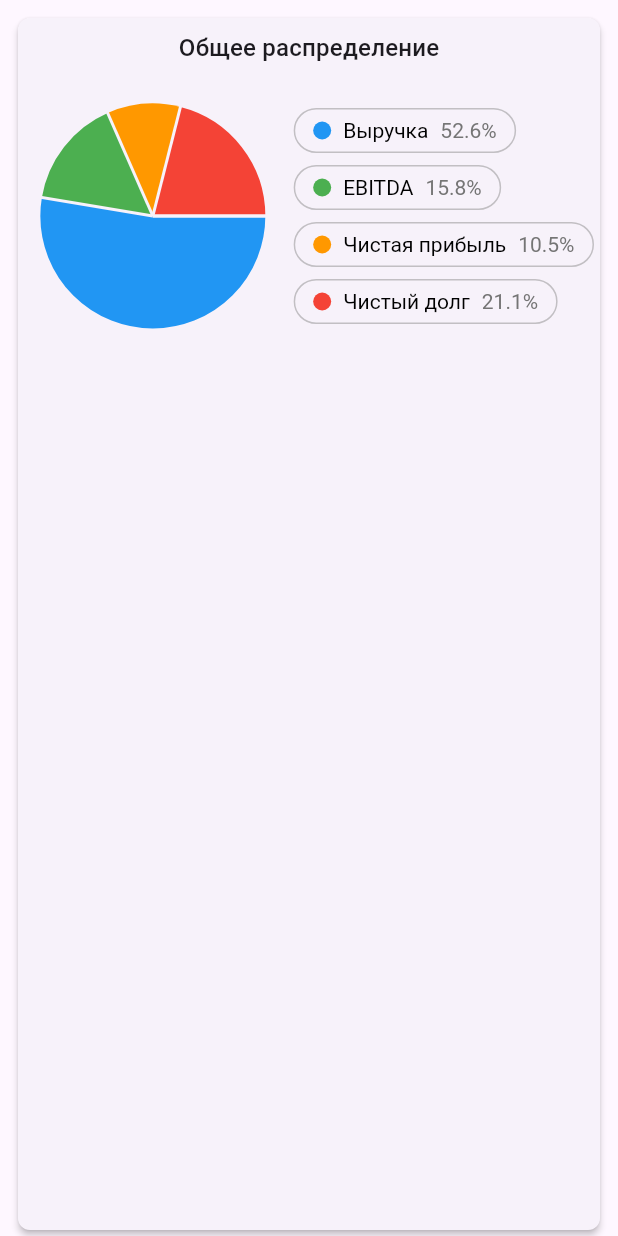
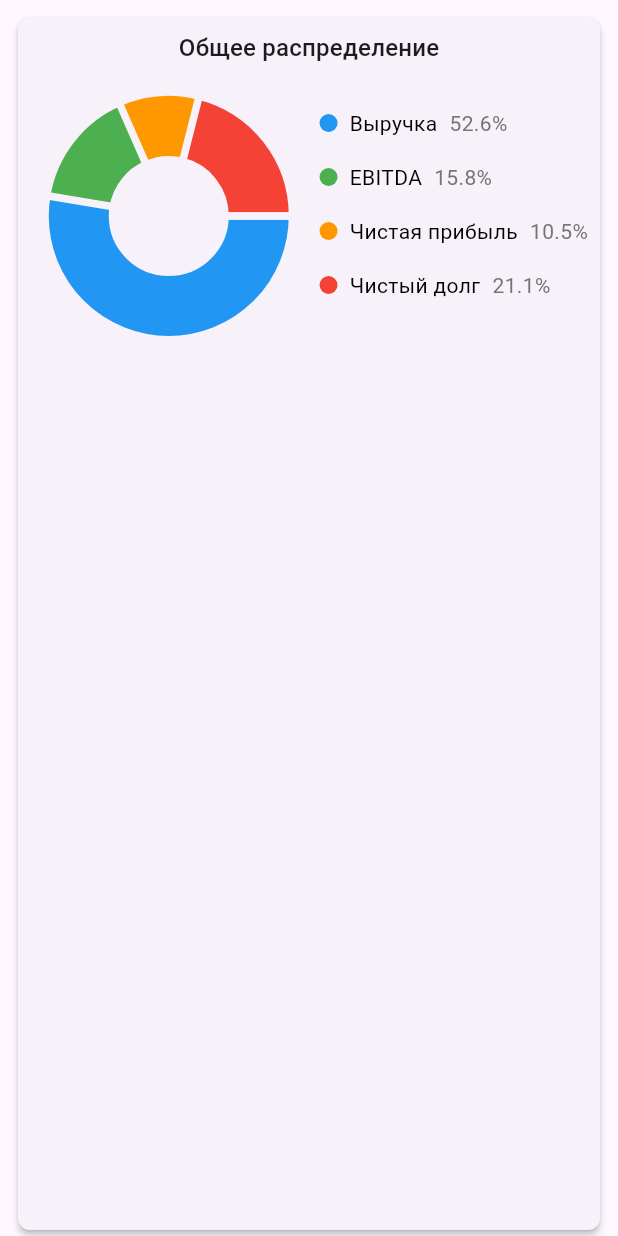
Before and after one commit to WaG711/phos_analytics, a Flutter app: the PieChartCard widget shown alone on an empty page, opened directly, on a phone screen of 412 x 824 dp. Run offline on Flutter 3.47's test engine with Material 3 defaults, Android fonts, the phone set to English and light mode, and no system bars; drawn by our look-alikes of fl_chart; our stand-ins replace dio, flutter_bloc; network calls fail.

Commit message:
pie chart

```diff
--- a/lib/features/home/presentation/home.dart
+++ b/lib/features/home/presentation/home.dart
@@ -13,7 +13,7 @@ class Home extends StatelessWidget {
   Widget build(BuildContext context) {
     context.read<HomeBloc>().add(HomeLoad());
     return Scaffold(
-      appBar: AppBar(title: Text("Аналитика показателей")),
+      appBar: AppBar(title: Text("Аналитика")),
       body: BlocBuilder<HomeBloc, HomeState>(
         builder: (context, state) {
           if (state is HomeLoading) {
--- a/lib/features/home/presentation/widgets/home_cards.dart
+++ b/lib/features/home/presentation/widgets/home_cards.dart
@@ -2,7 +2,7 @@ import 'package:flutter/material.dart';
 
 import '../../domain/entities/chart_data_e_h.dart';
 import 'line_chart_card.dart';
-import 'pie_chart_card.dart';
+import 'pie/pie_chart_card.dart';
 
 class HomeCards extends StatelessWidget {
   final List<ChartDataEH> chartDataList;
--- /dev/null
+++ b/lib/features/home/presentation/widgets/pie/pie_chart_card.dart
@@ -0,0 +1,75 @@
+import 'package:flutter/material.dart';
+import 'package:phos_analytics/features/home/presentation/widgets/pie/pie_chart_home.dart';
+import 'package:phos_analytics/features/home/presentation/widgets/pie/pie_chart_legend.dart';
+
+class PieChartCard extends StatelessWidget {
+  final double value1;
+  final double value2;
+  final double value3;
+  final double value4;
+
+  const PieChartCard({
+    super.key,
+    required this.value1,
+    required this.value2,
+    required this.value3,
+    required this.value4,
+  });
+
+  @override
+  Widget build(BuildContext context) {
+    final total = value1 + value2 + value3 + value4;
+    final chartData = [
+      ChartSectionData(value: value1, color: Colors.blue, title: 'Выручка'),
+      ChartSectionData(value: value2, color: Colors.green, title: 'EBITDA'),
+      ChartSectionData(
+        value: value3,
+        color: Colors.orange,
+        title: 'Чистая прибыль',
+      ),
+      ChartSectionData(value: value4, color: Colors.red, title: 'Чистый долг'),
+    ];
+
+    return Padding(
+      padding: const EdgeInsets.only(top: 8, left: 8, right: 8),
+      child: Card(
+        elevation: 2,
+        shape: RoundedRectangleBorder(borderRadius: BorderRadius.circular(8)),
+        child: Column(
+          children: [
+            Padding(
+              padding: const EdgeInsets.only(top: 8.0),
+              child: Text(
+                'Общее распределение',
+                style: Theme.of(context).textTheme.titleMedium,
+              ),
+            ),
+            SizedBox(
+              height: 200,
+              child: Row(
+                children: [
+                  Expanded(
+                    child: PieChartHome(chartData: chartData, total: total),
+                  ),
+                  PieChartLegend(chartData: chartData, total: total),
+                ],
+              ),
+            ),
+          ],
+        ),
+      ),
+    );
+  }
+}
+
+class ChartSectionData {
+  final double value;
+  final Color color;
+  final String title;
+
+  const ChartSectionData({
+    required this.value,
+    required this.color,
+    required this.title,
+  });
+}
--- /dev/null
+++ b/lib/features/home/presentation/widgets/pie/pie_chart_home.dart
@@ -0,0 +1,34 @@
+import 'package:fl_chart/fl_chart.dart';
+import 'package:flutter/material.dart';
+
+import 'pie_chart_card.dart';
+
+class PieChartHome extends StatelessWidget {
+  final List<ChartSectionData> chartData;
+  final double total;
+  const PieChartHome({super.key, required this.chartData, required this.total});
+
+  @override
+  Widget build(BuildContext context) {
+    return PieChart(
+      PieChartData(
+        borderData: FlBorderData(show: false),
+        sectionsSpace: 5,
+        centerSpaceRadius: 40,
+        sections:
+            chartData.map((data) {
+              return PieChartSectionData(
+                value: (data.value / total) * 100,
+                color: data.color,
+                title: '',
+                radius: 40,
+                borderSide: const BorderSide(
+                  color: Color.fromRGBO(255, 255, 255, 0.5),
+                  width: 2,
+                ),
+              );
+            }).toList(),
+      ),
+    );
+  }
+}
--- /dev/null
+++ b/lib/features/home/presentation/widgets/pie/pie_chart_legend.dart
@@ -0,0 +1,49 @@
+import 'package:flutter/material.dart';
+
+import 'pie_chart_card.dart';
+
+class PieChartLegend extends StatelessWidget {
+  final List<ChartSectionData> chartData;
+  final double total;
+  const PieChartLegend({
+    super.key,
+    required this.chartData,
+    required this.total,
+  });
+
+  @override
+  Widget build(BuildContext context) {
+    return Column(
+      mainAxisAlignment: MainAxisAlignment.center,
+      crossAxisAlignment: CrossAxisAlignment.start,
+      children:
+          chartData.map((data) {
+            final percentage = (data.value / total) * 100;
+
+            return Container(
+              padding: const EdgeInsets.only(right: 8, bottom: 16),
+              child: Row(
+                mainAxisSize: MainAxisSize.min,
+                children: [
+                  Container(
+                    width: 12,
+                    height: 12,
+                    decoration: BoxDecoration(
+                      color: data.color,
+                      shape: BoxShape.circle,
+                    ),
+                  ),
+                  const SizedBox(width: 8),
+                  Text(data.title, style: const TextStyle(color: Colors.black)),
+                  const SizedBox(width: 8),
+                  Text(
+                    '${percentage.toStringAsFixed(1)}%',
+                    style: TextStyle(color: Colors.grey.shade600),
+                  ),
+                ],
+              ),
+            );
+          }).toList(),
+    );
+  }
+}
--- a/lib/features/home/presentation/widgets/pie_chart_card.dart
+++ /dev/null
@@ -1,145 +0,0 @@
-import 'package:flutter/material.dart';
-import 'package:phos_analytics/features/home/presentation/widgets/pie_chart_home.dart';
-import 'package:phos_analytics/features/home/presentation/widgets/pie_chart_legend.dart';
-
-class PieChartCard extends StatefulWidget {
-  final double value1;
-  final double value2;
-  final double value3;
-  final double value4;
-  const PieChartCard({
-    super.key,
-    required this.value1,
-    required this.value2,
-    required this.value3,
-    required this.value4,
-  });
-
-  @override
-  State<PieChartCard> createState() => _PieChartCardState();
-}
-
-class _PieChartCardState extends State<PieChartCard>
-    with SingleTickerProviderStateMixin {
-  int? touchedIndex;
-  late AnimationController _animationController;
-  late Animation<double> _radiusAnimation;
-
-  @override
-  void initState() {
-    super.initState();
-    _animationController = AnimationController(
-      vsync: this,
-      duration: const Duration(milliseconds: 150),
-    );
-    _radiusAnimation = Tween<double>(begin: 75, end: 85).animate(
-      CurvedAnimation(parent: _animationController, curve: Curves.easeOut),
-    );
-  }
-
-  @override
-  void dispose() {
-    _animationController.dispose();
-    super.dispose();
-  }
-
-  void _handleSelection(int? index) {
-    setState(() {
-      touchedIndex = index;
-      if (index != null) {
-        _animationController.forward();
-      } else {
-        _animationController.reverse();
-      }
-    });
-  }
-
-  @override
-  Widget build(BuildContext context) {
-    double total =
-        widget.value1 + widget.value2 + widget.value3 + widget.value4;
-
-    final chartData = [
-      ChartSectionData(
-        value: widget.value1,
-        color: Colors.blue,
-        title: 'Выручка',
-      ),
-      ChartSectionData(
-        value: widget.value2,
-        color: Colors.green,
-        title: 'EBITDA',
-      ),
-      ChartSectionData(
-        value: widget.value3,
-        color: Colors.orange,
-        title: 'Чистая прибыль',
-      ),
-      ChartSectionData(
-        value: widget.value4,
-        color: Colors.red,
-        title: 'Чистый долг',
-      ),
-    ];
-
-    return Padding(
-      padding: const EdgeInsets.only(top: 8, left: 8, right: 8),
-      child: Card(
-        elevation: 2,
-        shape: RoundedRectangleBorder(borderRadius: BorderRadius.circular(8)),
-        child: Column(
-          children: [
-            Padding(
-              padding: const EdgeInsets.only(top: 8.0),
-              child: Text(
-                'Общее распределение',
-                style: Theme.of(context).textTheme.titleMedium,
-              ),
-            ),
-            SizedBox(
-              height: 200,
-              child: Row(
-                children: [
-                  Expanded(
-                    child: AnimatedBuilder(
-                      animation: _animationController,
-                      builder:
-                          (context, _) => PieChartHome(
-                            chartData: chartData,
-                            total: total,
-                            touchedIndex: touchedIndex,
-                            radiusAnimation: _radiusAnimation,
-                            onSectionTouched: _handleSelection,
-                          ),
-                    ),
-                  ),
-                  Padding(
-                    padding: const EdgeInsets.symmetric(horizontal: 4.0),
-                    child: PieChartLegend(
-                      chartData: chartData,
-                      total: total,
-                      touchedIndex: touchedIndex,
-                      onItemTapped: _handleSelection,
-                    ),
-                  ),
-                ],
-              ),
-            ),
-          ],
-        ),
-      ),
-    );
-  }
-}
-
-class ChartSectionData {
-  final double value;
-  final Color color;
-  final String title;
-
-  const ChartSectionData({
-    required this.value,
-    required this.color,
-    required this.title,
-  });
-}
--- a/lib/features/home/presentation/widgets/pie_chart_home.dart
+++ /dev/null
@@ -1,62 +0,0 @@
-import 'package:fl_chart/fl_chart.dart';
-import 'package:flutter/material.dart';
-
-import 'pie_chart_card.dart';
-
-class PieChartHome extends StatelessWidget {
-  final List<ChartSectionData> chartData;
-  final double total;
-  final int? touchedIndex;
-  final Animation<double> radiusAnimation;
-  final ValueChanged<int?> onSectionTouched;
-  const PieChartHome({
-    super.key,
-    required this.chartData,
-    required this.total,
-    this.touchedIndex,
-    required this.radiusAnimation,
-    required this.onSectionTouched,
-  });
-
-  @override
-  Widget build(BuildContext context) {
-    return PieChart(
-      PieChartData(
-        borderData: FlBorderData(show: false),
-        sectionsSpace: 2,
-        centerSpaceRadius: 0,
-        pieTouchData: PieTouchData(
-          touchCallback: (FlTouchEvent event, pieTouchResponse) {
-            if (!event.isInterestedForInteractions ||
-                pieTouchResponse == null ||
-                pieTouchResponse.touchedSection == null) {
-              onSectionTouched(null);
-              return;
-            }
-            onSectionTouched(
-              pieTouchResponse.touchedSection!.touchedSectionIndex,
-            );
-          },
-        ),
-        sections:
-            chartData.asMap().entries.map((entry) {
-              final index = entry.key;
-              final data = entry.value;
-              final isTouched = index == touchedIndex;
-              final double radius = isTouched ? radiusAnimation.value : 75;
-
-              return PieChartSectionData(
-                value: (data.value / total) * 100,
-                color: data.color,
-                title: '',
-                radius: radius,
-                borderSide: const BorderSide(
-                  color: Color.fromRGBO(255, 255, 255, 0.5),
-                  width: 2,
-                ),
-              );
-            }).toList(),
-      ),
-    );
-  }
-}
--- a/lib/features/home/presentation/widgets/pie_chart_legend.dart
+++ /dev/null
@@ -1,41 +0,0 @@
-import 'package:flutter/material.dart';
-
-import 'pie_chart_card.dart';
-import 'pie_chart_legend_item.dart';
-
-class PieChartLegend extends StatelessWidget {
-  final List<ChartSectionData> chartData;
-  final double total;
-  final int? touchedIndex;
-  final ValueChanged<int?> onItemTapped;
-  const PieChartLegend({
-    super.key,
-    required this.chartData,
-    required this.total,
-    this.touchedIndex,
-    required this.onItemTapped,
-  });
-
-  @override
-  Widget build(BuildContext context) {
-    return Column(
-      mainAxisAlignment: MainAxisAlignment.center,
-      crossAxisAlignment: CrossAxisAlignment.start,
-      children:
-          chartData.asMap().entries.map((entry) {
-            final index = entry.key;
-            final data = entry.value;
-            final isTouched = index == touchedIndex;
-            final percentage = (data.value / total) * 100;
-
-            return PieChartLegendItem(
-              color: data.color,
-              title: data.title,
-              percentage: percentage,
-              isTouched: isTouched,
-              onTap: () => onItemTapped(isTouched ? null : index),
-            );
-          }).toList(),
-    );
-  }
-}
--- a/lib/features/home/presentation/widgets/pie_chart_legend_item.dart
+++ /dev/null
@@ -1,91 +0,0 @@
-import 'package:flutter/material.dart';
-
-class PieChartLegendItem extends StatelessWidget {
-  final Color color;
-  final String title;
-  final double percentage;
-  final bool isTouched;
-  final VoidCallback onTap;
-  const PieChartLegendItem({
-    super.key,
-    required this.color,
-    required this.title,
-    required this.percentage,
-    required this.isTouched,
-    required this.onTap,
-  });
-
-  @override
-  Widget build(BuildContext context) {
-    return GestureDetector(
-      onTap: onTap,
-      child: AnimatedContainer(
-        duration: const Duration(milliseconds: 200),
-        margin: const EdgeInsets.symmetric(vertical: 4),
-        padding: const EdgeInsets.symmetric(horizontal: 12, vertical: 6),
-        decoration: BoxDecoration(
-          color:
-              isTouched
-                  ? color.withValues(alpha: 0.2 * 255)
-                  : Colors.transparent,
-          borderRadius: BorderRadius.circular(20),
-          border: Border.all(
-            color: isTouched ? color : const Color.fromRGBO(140, 140, 140, 0.5),
-          ),
-          boxShadow:
-              isTouched
-                  ? [
-                    BoxShadow(
-                      color: color.withValues(alpha: 0.1 * 255),
-                      blurRadius: 4,
-                      spreadRadius: 1,
-                    ),
-                  ]
-                  : null,
-        ),
-        child: Row(
-          mainAxisSize: MainAxisSize.min,
-          children: [
-            AnimatedContainer(
-              duration: const Duration(milliseconds: 200),
-              width: 12,
-              height: 12,
-              decoration: BoxDecoration(
-                color: color,
-                shape: BoxShape.circle,
-                boxShadow:
-                    isTouched
-                        ? [
-                          BoxShadow(
-                            color: color.withValues(alpha: 0.8 * 255),
-                            blurRadius: 2,
-                            spreadRadius: 1,
-                          ),
-                        ]
-                        : null,
-              ),
-            ),
-            const SizedBox(width: 8),
-            AnimatedDefaultTextStyle(
-              duration: const Duration(milliseconds: 200),
-              style: TextStyle(
-                fontWeight: isTouched ? FontWeight.bold : FontWeight.normal,
-                color: isTouched ? color : Colors.black,
-              ),
-              child: Text(title),
-            ),
-            const SizedBox(width: 8),
-            AnimatedDefaultTextStyle(
-              duration: const Duration(milliseconds: 200),
-              style: TextStyle(
-                color: isTouched ? color : Colors.grey.shade600,
-                fontWeight: isTouched ? FontWeight.bold : FontWeight.normal,
-              ),
-              child: Text('${percentage.toStringAsFixed(1)}%'),
-            ),
-          ],
-        ),
-      ),
-    );
-  }
-}
```
